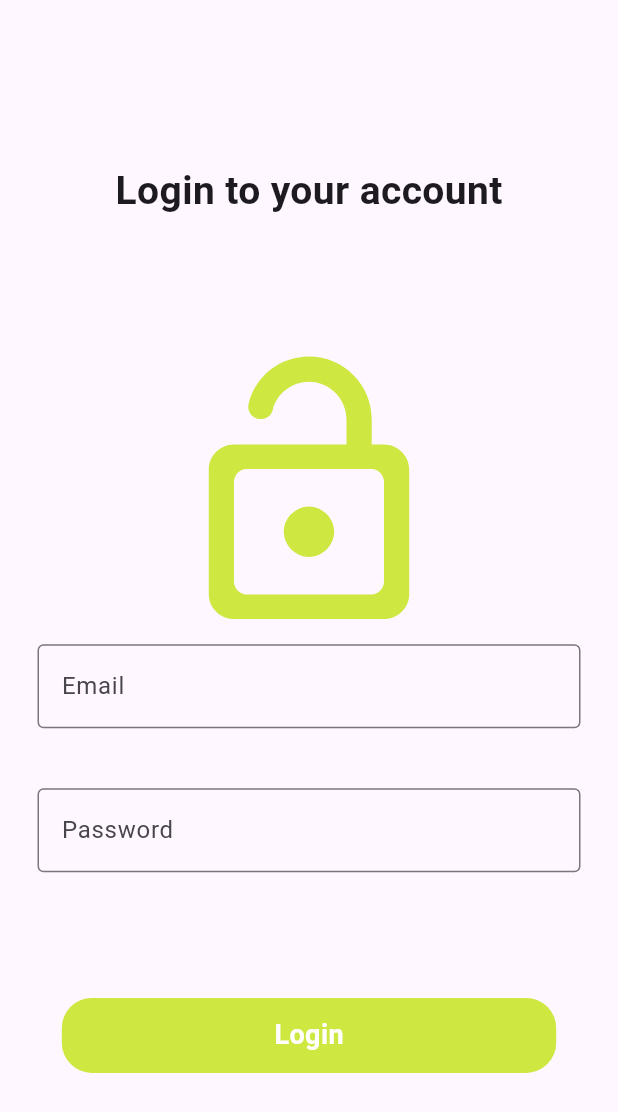
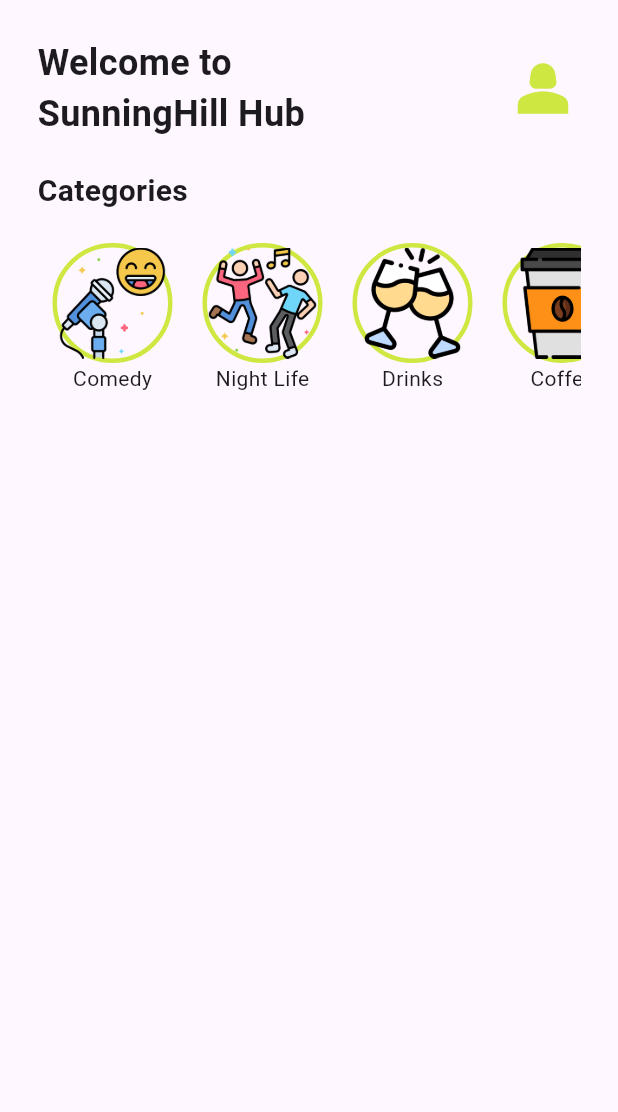
Before and after one commit to thato-codes-4-fun/CommunityHub, a Flutter app: the LoginScreen screen opened directly, after a tap on "Login", on a phone screen of 412 x 824 dp. Shown: the top 1112 px of the screen. Run offline on Flutter 3.47's test engine with Material 3 defaults, Android fonts, the phone set to English and light mode, and no system bars.

Commit message:
added categories ui in home

```diff
--- /dev/null
+++ b/lib/home/home.dart
@@ -0,0 +1,80 @@
+import 'package:community_hub/widgets/custom_circle.dart';
+import 'package:community_hub/widgets/custom_header.dart';
+import 'package:flutter/material.dart';
+
+class HomeScreen extends StatefulWidget {
+  const HomeScreen({super.key});
+
+  @override
+  State<HomeScreen> createState() => _HomeScreenState();
+}
+
+class _HomeScreenState extends State<HomeScreen> {
+  List<Map<String, dynamic>> categories = [
+    {
+      'title': 'Comedy',
+      'img': 'assets/images/stand-up.png',
+    },
+    {
+      'title': 'Night Life',
+      'img': 'assets/images/dancing.png',
+    },
+    {
+      'title': 'Drinks',
+      'img': 'assets/images/cheers.png',
+    },
+    {
+      'title': 'Coffee',
+      'img': 'assets/images/coffee-cup.png',
+    },
+    {
+      'title': 'Food',
+      'img': 'assets/images/fast-food.png',
+    },
+    {
+      'title': 'Romantic',
+      'img': 'assets/images/dancing.png',
+    },
+  ];
+  @override
+  Widget build(BuildContext context) {
+    return Scaffold(
+      body: Padding(
+        padding: const EdgeInsets.all(25),
+        child: Column(
+          crossAxisAlignment: CrossAxisAlignment.start,
+          children: [
+            const CustomHeader(),
+            const SizedBox(
+              height: 20,
+            ),
+            const Text(
+              'Categories',
+              style: TextStyle(
+                fontSize: 20,
+                fontWeight: FontWeight.w600,
+              ),
+            ),
+            const SizedBox(
+              height: 20,
+            ),
+            SizedBox(
+              // padding: EdgeInsets.all(20),
+              width: MediaQuery.of(context).size.width,
+              height: 110,
+              // color: greenColor,
+              child: ListView.builder(
+                scrollDirection: Axis.horizontal,
+                itemCount: categories.length,
+                itemBuilder: (context, index) => CircularText(
+                  title: categories[index]['title'],
+                  image: categories[index]['img'],
+                ),
+              ),
+            ),
+          ],
+        ),
+      ),
+    );
+  }
+}
--- a/lib/screens/login/login.dart
+++ b/lib/screens/login/login.dart
@@ -1,4 +1,5 @@
 import 'package:community_hub/constants/colors.dart';
+import 'package:community_hub/home/home.dart';
 import 'package:community_hub/widgets/custom_button.dart';
 import 'package:community_hub/widgets/custom_textfield.dart';
 import 'package:flutter/material.dart';
@@ -57,7 +58,12 @@ class _LoginScreenState extends State<LoginScreen> {
                 hidePassword: true,
               ),
               Expanded(child: Container()),
-              CustomButtom(action: 'Login', nav: () {}),
+              CustomButtom(
+                  action: 'Login',
+                  nav: () {
+                    Navigator.of(context).push(MaterialPageRoute(
+                        builder: (context) => const HomeScreen()));
+                  }),
               Expanded(child: Container()),
             ],
           ),
--- /dev/null
+++ b/lib/widgets/custom_circle.dart
@@ -0,0 +1,43 @@
+import 'package:community_hub/constants/colors.dart';
+import 'package:flutter/material.dart';
+
+class CircularText extends StatefulWidget {
+  final String title;
+  final String image;
+  const CircularText({super.key, required this.title, required this.image});
+  @override
+  State<CircularText> createState() => _CircularTextState();
+}
+
+class _CircularTextState extends State<CircularText> {
+  @override
+  Widget build(BuildContext context) {
+    return SizedBox(
+      height: 100,
+      width: 100,
+      child: Column(
+        children: [
+          Container(
+            width: 80,
+            height: 80,
+            decoration: BoxDecoration(
+                shape: BoxShape.circle,
+                border: Border.all(
+                  color: greenColor,
+                  width: 3,
+                )
+                // color: greenColor,
+                ),
+            child: Image.asset(
+              widget.image,
+              height: 30,
+              width: 30,
+              alignment: Alignment.center,
+            ),
+          ),
+          Text(widget.title),
+        ],
+      ),
+    );
+  }
+}
--- /dev/null
+++ b/lib/widgets/custom_header.dart
@@ -0,0 +1,49 @@
+import 'package:community_hub/constants/colors.dart';
+import 'package:flutter/material.dart';
+
+class CustomHeader extends StatefulWidget {
+  const CustomHeader({super.key});
+
+  @override
+  State<CustomHeader> createState() => _CustomHeaderState();
+}
+
+class _CustomHeaderState extends State<CustomHeader> {
+  @override
+  Widget build(BuildContext context) {
+    return const Column(
+      crossAxisAlignment: CrossAxisAlignment.start,
+      children: [
+        Row(
+          mainAxisAlignment: MainAxisAlignment.spaceBetween,
+          children: [
+            Column(
+              crossAxisAlignment: CrossAxisAlignment.start,
+              children: [
+                Text(
+                  'Welcome to',
+                  style: TextStyle(
+                    fontSize: 24,
+                    fontWeight: FontWeight.w600,
+                  ),
+                ),
+                Text(
+                  'SunningHill Hub',
+                  style: TextStyle(
+                    fontSize: 24,
+                    fontWeight: FontWeight.w600,
+                  ),
+                ),
+              ],
+            ),
+            Icon(
+              Icons.person_2_sharp,
+              size: 50,
+              color: greenColor,
+            )
+          ],
+        ),
+      ],
+    );
+  }
+}
--- a/pubspec.yaml
+++ b/pubspec.yaml
@@ -59,8 +59,9 @@ flutter:
   uses-material-design: true
 
   # To add assets to your application, add an assets section, like this:
-  # assets:
-  #   - images/a_dot_burr.jpeg
+  assets:
+    - assets/images/dancing.png
+    - assets/images/
   #   - images/a_dot_ham.jpeg
 
   # An image asset can refer to one or more resolution-specific "variants", see
```
Also changed, not shown: assets/images/cheers.png (added), assets/images/coffee-cup.png (added), assets/images/dancing.png (added), assets/images/fast-food.png (added), assets/images/karaoke.png (added), assets/images/laugh.png (added), assets/images/stand-up.png (added).
